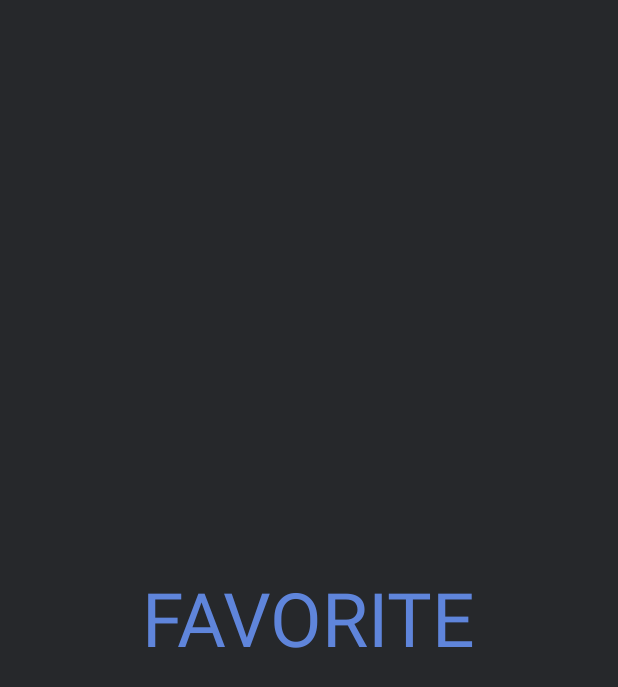
After one commit to vishal2376/Cocaine, an Android app: the fragment FavoriteFragment shown on its own in the app's theme, on a phone screen of 412 x 824 dp. The commit adds this screen. Shown: the top 687 px of the screen. Run offline under Robolectric (Android 15) with nearby library versions, the phone set to English and light mode, and no system bars.

Commit message:
fragments created

```diff
--- /dev/null
+++ b/app/src/main/java/com/vishal/cocaine/fragments/FavoriteFragment.kt
@@ -0,0 +1,20 @@
+package com.vishal.cocaine.fragments
+
+import android.os.Bundle
+import androidx.fragment.app.Fragment
+import android.view.LayoutInflater
+import android.view.View
+import android.view.ViewGroup
+import com.vishal.cocaine.R
+
+class FavoriteFragment : Fragment() {
+
+    override fun onCreateView(
+        inflater: LayoutInflater, container: ViewGroup?,
+        savedInstanceState: Bundle?
+    ): View? {
+        // Inflate the layout for this fragment
+        return inflater.inflate(R.layout.fragment_favorite, container, false)
+    }
+
+}
--- /dev/null
+++ b/app/src/main/res/layout/fragment_favorite.xml
@@ -0,0 +1,19 @@
+<?xml version="1.0" encoding="utf-8"?>
+<LinearLayout xmlns:android="http://schemas.android.com/apk/res/android"
+    xmlns:tools="http://schemas.android.com/tools"
+    android:layout_width="match_parent"
+    android:layout_height="match_parent"
+    android:orientation="vertical"
+    android:gravity="center"
+    android:background="@color/primaryDark"
+    tools:context=".fragments.FavoriteFragment">
+
+    <!-- TODO: Update blank fragment layout -->
+    <TextView
+        android:layout_width="wrap_content"
+        android:layout_height="wrap_content"
+        android:text="FAVORITE"
+        android:textColor="@color/colorAccentDark"
+        android:textSize="50sp"/>
+
+</LinearLayout>
--- a/app/src/main/res/values/strings.xml
+++ b/app/src/main/res/values/strings.xml
@@ -5,5 +5,7 @@
     <string name="music">Music</string>
     <string name="favorite">Favorite</string>
     <string name="notification">Notification</string>
+    <!-- TODO: Remove or change this placeholder text -->
+    <string name="hello_blank_fragment">Hello blank fragment</string>
 
 </resources>
```
Also changed, not shown: app/src/main/java/com/vishal/cocaine/fragments/HomeFragment.kt (added, +22 -0 lines), app/src/main/java/com/vishal/cocaine/fragments/MusicFragment.kt (added, +20 -0 lines), app/src/main/res/layout/fragment_home.xml (added, +19 -0 lines), app/src/main/res/layout/fragment_music.xml (added, +19 -0 lines).
